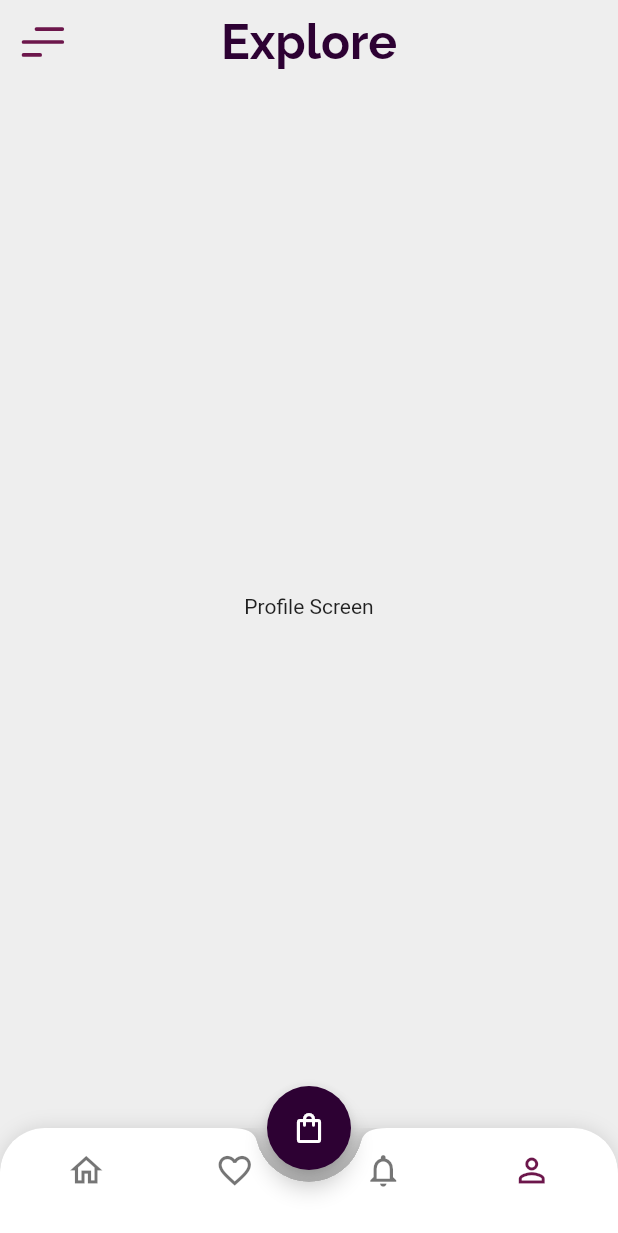
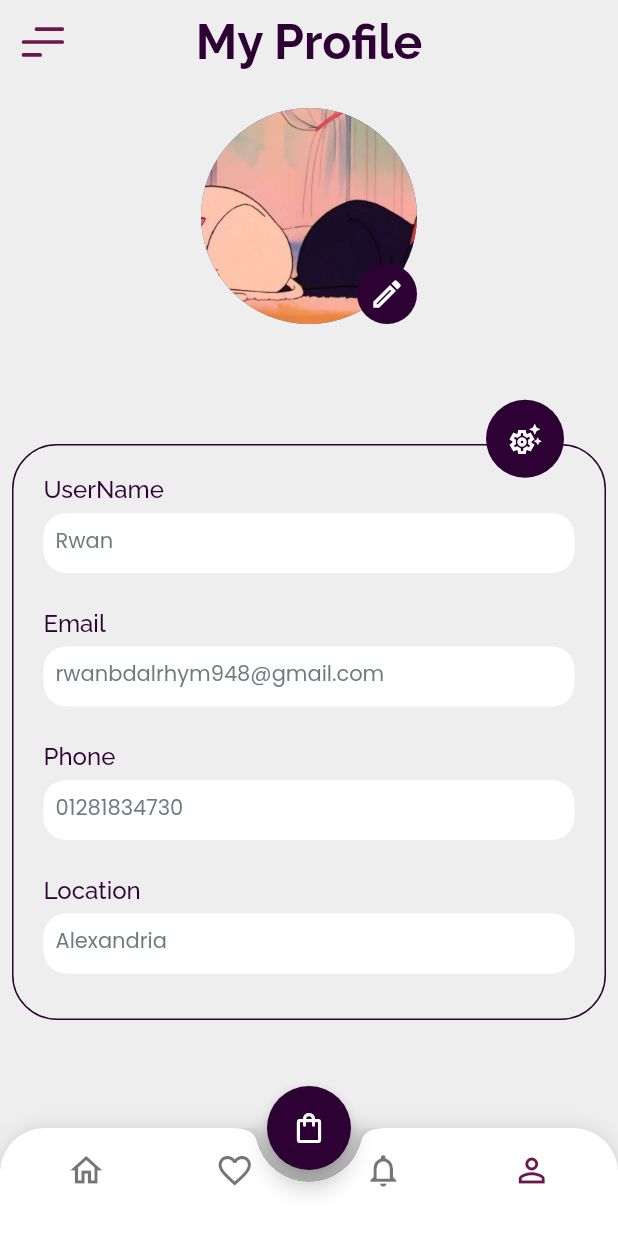
Before and after one commit to Rwan00/swift_buy, a Flutter app: the ShopLayout screen opened directly, item 4 of the bottom bar chosen, on a phone screen of 412 x 824 dp. Shown: the top 1233 px of the screen. Run offline on Flutter 3.47's test engine with Material 3 defaults, Android fonts, the phone set to English and light mode, and no system bars; our stand-ins replace carousel_slider, conditional_builder_null_safety, dio, easy_splash_screen, flutter_bloc, flutter_svg and 3 more; accounts and stored records are empty; network calls fail.

Commit message:
add profile screen

```diff
--- a/lib/cubits/shop_cubit/shop_cubit.dart
+++ b/lib/cubits/shop_cubit/shop_cubit.dart
@@ -3,6 +3,7 @@
 import 'package:flutter/material.dart';
 import 'package:flutter_bloc/flutter_bloc.dart';
 
+import 'package:swift_buy/widgets/info_body.dart';
 
 import '../../helper/dio_helper.dart';
 import '../../helper/end_points.dart';
@@ -22,13 +23,27 @@ class ShopCubit extends Cubit<ShopStates>{
 
   int currentIndex = 0;
 
-  List<Widget> bottomScreen = [
-    const HomeScreen(),
-    const FavouriteScreen(),
-    const NotificationScreen(),
-    const ProfileScreen(),
+    List<Map<String, dynamic>> bottomScreen =
+  [
+  {
+    "page" : const HomeScreen(),
+    "title" : "Explore",
+  },
+  {
+    "page" : const FavouriteScreen(),
+       "title" : "Favourite",
+  },
+  {
+   "page" :  const NotificationScreen(),
+      "title" : "Notifications",
+  },
+  {
+     "page" : const ProfileScreen(),
+         "title" : "My Profile",
+  },
   ];
 
+  final scaffoldKey = GlobalKey<ScaffoldState>();
 
 
   void changeBottom(int index){
@@ -184,4 +199,6 @@ class ShopCubit extends Cubit<ShopStates>{
     angle = isTapped ?4.71238898038469: 0;
     emit(ShopRotateState());
   }
+
+
 }
--- a/lib/screens/profile_screen.dart
+++ b/lib/screens/profile_screen.dart
@@ -1,12 +1,75 @@
 import 'package:flutter/material.dart';
+import 'package:flutter_bloc/flutter_bloc.dart';
+import 'package:page_transition/page_transition.dart';
+import 'package:swift_buy/cubits/shop_cubit/shop_cubit.dart';
+import 'package:swift_buy/cubits/shop_cubit/shop_state.dart';
+
+import 'package:swift_buy/theme/body_theme.dart';
+import 'package:swift_buy/widgets/info_body.dart';
+
+import '../methods/methods.dart';
+
+import 'Edit_info_screen.dart';
 
 class ProfileScreen extends StatelessWidget {
   const ProfileScreen({super.key});
 
   @override
   Widget build(BuildContext context) {
-    return const Center(
-      child: Text("Profile Screen"),
+    return BlocConsumer<ShopCubit,ShopStates>(
+      listener: (context, state) {},
+      builder: (context, state) {
+        //var cubit = ShopCubit.get(context);
+        return Column(
+          crossAxisAlignment: CrossAxisAlignment.end,
+          children: [
+             Center(
+              child: Padding(
+                padding: const EdgeInsets.all(16.0),
+                child: Stack(
+                  alignment: Alignment.bottomRight,
+                  children: [
+                    const CircleAvatar(
+                      backgroundImage: AssetImage("assets/images/kk.jpg"),
+                      radius: 72,
+                    ),
+                    CircleAvatar(
+                      backgroundColor: primaryDeepPurple,
+                      child: const Icon(Icons.edit_outlined,color: Colors.white,),
+                    )
+                  ],
+                ),
+              ),
+            ),
+
+            Stack(
+              alignment: const Alignment(0.8,-0.85),
+              children: [
+                Padding(
+                  padding: const EdgeInsets.symmetric(horizontal: 8.0,vertical: 64),
+                  child: Container(
+                    padding: const EdgeInsets.all(8),
+                    decoration: BoxDecoration(
+                        border: Border.all(color: primaryDeepPurple,width: 1),
+                        borderRadius: BorderRadius.circular(30)
+                    ),
+                    child:  const InfoBody(),
+                    /**/
+                  ),
+                ),
+                GestureDetector(
+                  onTap:()=> animatedNavigateTo(context: context, widget: const EditInfoScreen(), direction: PageTransitionType.rightToLeft, curve: Curves.fastOutSlowIn),
+                  child: CircleAvatar(
+                    backgroundColor: primaryDeepPurple,
+                    radius: 26,
+                    child: const Icon(Icons.settings_suggest_outlined,color: Colors.white,),
+                  ),
+                )
+              ],
+            )
+          ],
+        );
+      },
     );
   }
 }
--- a/lib/screens/shop_layout.dart
+++ b/lib/screens/shop_layout.dart
@@ -6,6 +6,7 @@ import '../cubits/shop_cubit/shop_cubit.dart';
 import '../cubits/shop_cubit/shop_state.dart';
 import '../helper/end_points.dart';
 import '../theme/body_theme.dart';
+
 
 
 class ShopLayout extends StatelessWidget {
@@ -22,15 +23,9 @@ class ShopLayout extends StatelessWidget {
           var cubit = ShopCubit.get(context);
           return Scaffold(
             appBar: AppBar(
-              title: const Text(
-                "Explore",
+              title:  Text(
+                cubit.bottomScreen[cubit.currentIndex]["title"],
               ),
-              actions: const [
-                Padding(
-                  padding: EdgeInsets.all(10.0),
-
-                ),
-              ],
               leading: Padding(
                 padding: const EdgeInsets.all(12.0),
                 child:  SvgPicture.asset(
@@ -42,13 +37,16 @@ class ShopLayout extends StatelessWidget {
                 ),
               ),
             ),
-            body: cubit.bottomScreen[cubit.currentIndex],
+            body: cubit.bottomScreen[cubit.currentIndex]["page"],
             floatingActionButtonLocation:
                 FloatingActionButtonLocation.centerDocked,
             floatingActionButton: FloatingActionButton(
               backgroundColor: primaryDeepPurple,
-              onPressed: () {},
-              child: const Icon(Icons.shopping_bag_outlined),
+              onPressed: () {
+
+              },
+              child:
+              const Icon(Icons.shopping_bag_outlined),
             ),
             bottomNavigationBar: Container(
               decoration: const BoxDecoration(
@@ -64,7 +62,7 @@ class ShopLayout extends StatelessWidget {
                   topRight: Radius.circular(30.0),
                 ),
                 child: BottomAppBar(
-                  padding: EdgeInsets.all(8),
+                  padding: const EdgeInsets.all(8),
                   clipBehavior: Clip.hardEdge,
                   shape: const CircularNotchedRectangle(),
                   notchMargin: 8,
--- /dev/null
+++ b/lib/widgets/info_body.dart
@@ -0,0 +1,20 @@
+import 'package:flutter/material.dart';
+
+import 'info_container.dart';
+
+class InfoBody extends StatelessWidget {
+  const InfoBody({super.key});
+
+  @override
+  Widget build(BuildContext context) {
+    return Column(
+      children: [
+        InfoContainer(label: 'UserName',content: "Rwan",),
+        InfoContainer(label: 'Email',content: "rwanbdalrhym948@gmail.com",),
+        InfoContainer(label: 'Phone',content: "01281834730",),
+        InfoContainer(label: 'Location',content: "Alexandria",),
+        SizedBox(height: 10,)
+      ],
+    );
+  }
+}
--- /dev/null
+++ b/lib/widgets/info_container.dart
@@ -0,0 +1,32 @@
+import 'package:flutter/material.dart';
+import 'package:swift_buy/theme/fonts.dart';
+
+class InfoContainer extends StatelessWidget {
+  final String label;
+  final String content;
+  const InfoContainer({required this.label,required this.content,super.key});
+
+  @override
+  Widget build(BuildContext context) {
+    return Padding(
+      padding: const EdgeInsets.all(12.0),
+      child: Column(
+        crossAxisAlignment: CrossAxisAlignment.start,
+        children: [
+          Text(label,style: titleStyle,),
+          const SizedBox(height: 6,),
+          Container(
+            padding: const EdgeInsets.all(8.0),
+            height: 40,
+            width: double.infinity,
+            decoration: BoxDecoration(
+              color: Colors.white,
+              borderRadius: BorderRadius.circular(15),
+            ),
+            child: Text(content,style: subTitle,),
+          )
+        ],
+      ),
+    );
+  }
+}
--- a/lib/widgets/input_field.dart
+++ b/lib/widgets/input_field.dart
@@ -73,7 +73,7 @@ class InputField extends StatelessWidget {
                         enabledBorder: OutlineInputBorder(
                             borderRadius: BorderRadius.circular(12),
                             borderSide: BorderSide(
-                              color: lightPurple,
+                              color: Colors.grey,
                               style: BorderStyle.solid,
                               width: 1,
                             )),
@@ -81,7 +81,7 @@ class InputField extends StatelessWidget {
                             borderRadius: BorderRadius.circular(12),
                             borderSide: BorderSide(
                               color: primaryDeepPurple,
-                              width: 1,
+                              width: 2,
                             )),
                       ),
                     ),
--- a/lib/widgets/my_btn.dart
+++ b/lib/widgets/my_btn.dart
@@ -23,7 +23,7 @@ class AppBtn extends StatelessWidget {
                     BorderRadius.circular(16.0),
               ),
             ),
-            backgroundColor: MaterialStateProperty.all(lightPurple)),
+            backgroundColor: MaterialStateProperty.all(primaryDeepPurple.withOpacity(0.6))),
         child:  Text(label,));
   }
 }
--- a/lib/widgets/product_item.dart
+++ b/lib/widgets/product_item.dart
@@ -3,7 +3,6 @@ import 'package:flutter_bloc/flutter_bloc.dart';
 
 import '../cubits/shop_cubit/shop_cubit.dart';
 import '../cubits/shop_cubit/shop_state.dart';
-import '../models/home_model.dart';
 import '../theme/body_theme.dart';
 import '../theme/fonts.dart';
 import 'divide.dart';
--- a/lib/widgets/register_widget.dart
+++ b/lib/widgets/register_widget.dart
@@ -14,6 +14,7 @@ class RegisterWidget extends StatelessWidget {
   Widget build(BuildContext context) {
     TextEditingController usernameController = TextEditingController();
   TextEditingController emailController = TextEditingController();
+  TextEditingController phoneController = TextEditingController();
   TextEditingController passwordController = TextEditingController();
   TextEditingController confirmPasswordController = TextEditingController();
     return  Container(
@@ -70,6 +71,11 @@ class RegisterWidget extends StatelessWidget {
                 isPassword: true,
                 controller: confirmPasswordController,
               ),
+              InputField(
+                title: "Phone",
+                hint: '+20*****',
+                controller: phoneController,
+              ),
             ],
           ),
           const SizedBox(
```
Also changed, not shown: lib/methods/methods.dart (+5 -2 lines), lib/screens/Edit_info_screen.dart (added, +62 -0 lines), lib/screens/sign_screen.dart (+10 -11 lines), lib/widgets/products_builder.dart (+44 -35 lines), assets/images/kk.jpg (added), lib/cubits/shop_cubit/shop_state.dart (line endings or trailing spaces).
